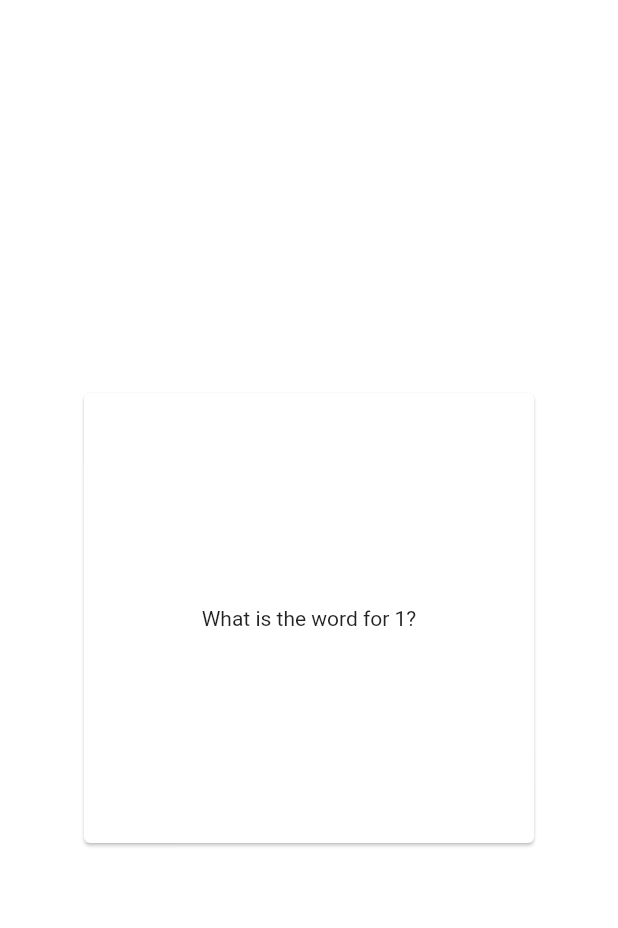
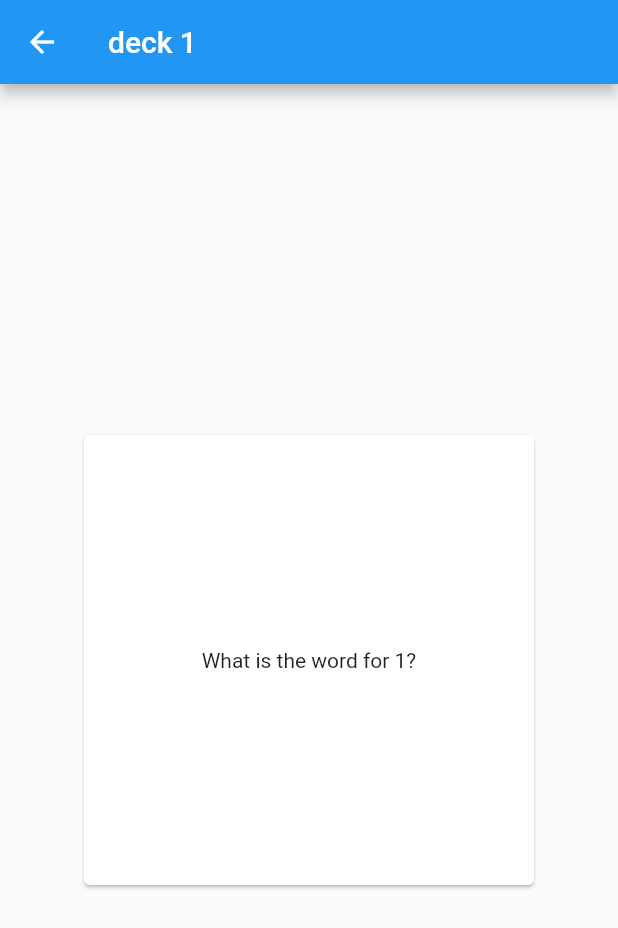
Before and after one commit to uozuAho/flashcards, a Flutter app: the screen it shows after launch, after a tap on "deck 1", on a phone screen of 412 x 824 dp. Shown: the top 928 px of the screen. Run offline on Flutter 3.47's test engine with Material 2 defaults, Android fonts, the phone set to English and light mode, and no system bars.

Commit message:
add deck viewer

```diff
--- /dev/null
+++ b/lib/pages/deck_viewer.dart
@@ -0,0 +1,27 @@
+import 'package:flashcards/widgets/flashcard.dart';
+import 'package:flutter/material.dart';
+
+class DeckViewer extends StatefulWidget {
+  final String _deckName;
+
+  DeckViewer(this._deckName);
+
+  @override
+  _DeckViewerState createState() => _DeckViewerState(_deckName);
+}
+
+class _DeckViewerState extends State<DeckViewer> {
+  final String _deckName;
+
+  _DeckViewerState(this._deckName);
+
+  @override
+  Widget build(BuildContext context) {
+    return Scaffold(
+      appBar: AppBar(
+        title: Text(_deckName),
+      ),
+      body: FlashCard(),
+    );
+  }
+}
--- a/lib/widgets/deck_list.dart
+++ b/lib/widgets/deck_list.dart
@@ -1,4 +1,5 @@
 import 'package:flashcards/models/decks.dart';
+import 'package:flashcards/pages/deck_viewer.dart';
 import 'package:flashcards/widgets/flashcard.dart';
 import 'package:flutter/material.dart';
 import 'package:provider/provider.dart';
@@ -19,12 +20,13 @@ class DeckList extends StatelessWidget {
 
   Widget _buildRow(BuildContext context, int deckIndex) {
     var decks = Provider.of<DecksModel>(context);
+    var deckName = decks.getDeckNameByPosition(deckIndex);
     return ListTile(
-      title: Text(decks.getDeckNameByPosition(deckIndex)),
+      title: Text(deckName),
       onTap: () {
         Navigator.push(
           context,
-          MaterialPageRoute(builder: (context) => FlashCard()));
+          MaterialPageRoute(builder: (context) => DeckViewer(deckName)));
       },
     );
   }
```
